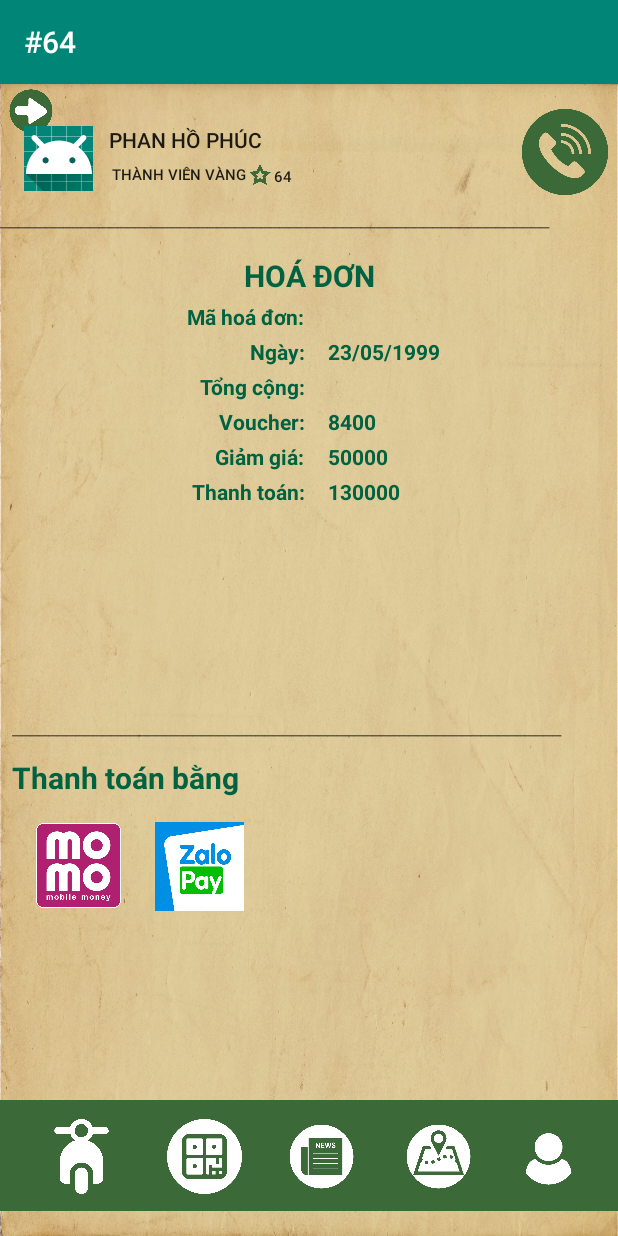
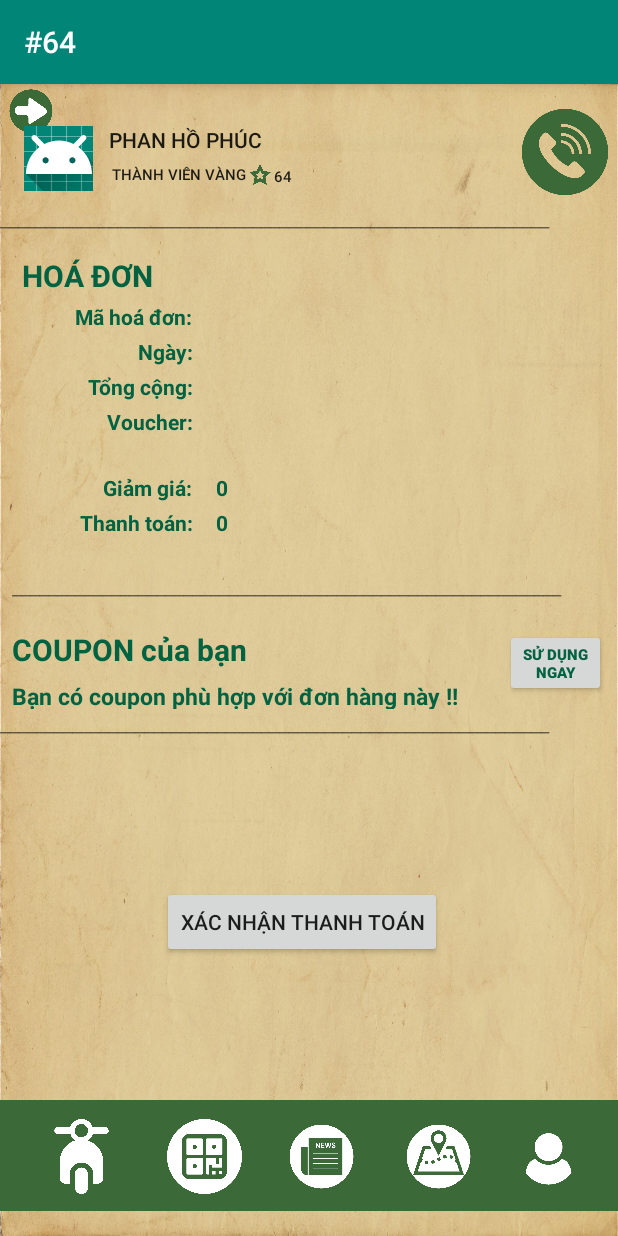
Before and after one commit to khuongvo2305/Group64App, an Android app: the Bill_n_pay screen opened directly, with no data from a screen before it, on a phone screen of 412 x 824 dp. Run offline under Robolectric (Android 15) with nearby library versions, the phone set to English and light mode, and no system bars; our stand-ins replace Firebase (no records; nobody signed in at launch, a user with empty details on screens opened directly); 3 statements that could not run were skipped.

Commit message:
UseVoucher

```diff
--- a/app/src/main/java/com/example/myapplication/Bill_n_pay.java
+++ b/app/src/main/java/com/example/myapplication/Bill_n_pay.java
@@ -1,37 +1,95 @@
 package com.example.myapplication;
 
+import android.app.Activity;
 import android.content.Intent;
+import android.os.Bundle;
 import android.support.v7.app.AppCompatActivity;
-import android.os.Bundle;
 import android.view.View;
+import android.widget.Button;
 import android.widget.ImageButton;
 import android.widget.TextView;
 
+import com.google.firebase.database.DatabaseReference;
+import com.google.firebase.database.FirebaseDatabase;
+
+
 public class Bill_n_pay extends AppCompatActivity {
+    private Button useVoucherBtn, xacnhanBtn;
     ImageButton BtnHome, BtnOrder,BtnMap,BtnStore,BtnAccount;
+    private DatabaseReference mdata;
     @Override
     protected void onCreate(Bundle savedInstanceState) {
         super.onCreate(savedInstanceState);
         setContentView(R.layout.bill_n_pay);
-        String ID = getIntent().getStringExtra("ID");
-        int billAmount = getIntent().getIntExtra("billAmount",0);
-        String dateString = getIntent().getStringExtra("dateString");
-        int value = getIntent().getIntExtra("value",0);
-        int percentage = getIntent().getIntExtra("percentage",0);
+        Intent intent = getIntent();
+        final String IDUser = getIntent().getStringExtra("IDUser");
+        final String BillId = getIntent().getStringExtra("IDBill");
+        final String IDVoucher = getIntent().getStringExtra("VoucherID");
+        final String date = getIntent().getStringExtra("date");
+        String Percen = getIntent().getStringExtra("Percen");
+        final String BillAmount = getIntent().getStringExtra("billAmount");
+        String Value = getIntent().getStringExtra("Value");
+        String DetailVoucher = getIntent().getStringExtra("Detail");
 
-        TextView txtMabill = (TextView) findViewById(R.id.txtMabill);
-        txtMabill.setText(ID);
-        TextView txtTongbill = (TextView) findViewById(R.id.txtTongbill);
-        txtTongbill.setText(billAmount);
-        TextView txtNgayinbill = (TextView) findViewById(R.id.txtNgayinbill);
-        txtTongbill.setText(dateString);
         int giamgia,thanhtoan;
-        giamgia = value + percentage*billAmount;
-        thanhtoan = billAmount - giamgia;
-        TextView txtTongbill3 = (TextView) findViewById(R.id.txtTongbill3);
-        txtTongbill3.setText(giamgia);
-        TextView txtTongbill5 = (TextView) findViewById(R.id.txtTongbill5);
-        txtTongbill5.setText(thanhtoan);
+        float percentage = Float.parseFloat(Percen);
+        float value = Float.parseFloat(Value);
+        float billAmount = Float.parseFloat(BillAmount);
+
+        giamgia = (int) (value + percentage*billAmount);
+        String GiamGiaview = String.valueOf(giamgia);
+
+        thanhtoan = (int)(billAmount - giamgia);
+        String Thanhtoanview =String.valueOf(thanhtoan);
+        TextView valueView = (TextView) findViewById(R.id.txtMabill);
+        valueView.setText(BillId);
+        TextView GiamGiaView = (TextView) findViewById(R.id.txtTongbill3);
+        GiamGiaView.setText(GiamGiaview);
+        TextView ThanhToanView = (TextView) findViewById(R.id.txtTongbill5);
+        ThanhToanView.setText(Thanhtoanview);
+        TextView TongBillView = (TextView) findViewById(R.id.txtTongbill);
+        TongBillView.setText(BillAmount);
+        TextView NgayInBillView = (TextView) findViewById(R.id.txtNgayinbill);
+        NgayInBillView.setText(date);
+        TextView DetailVoucherView = (TextView) findViewById(R.id.txtTongbill2);
+        DetailVoucherView.setText(DetailVoucher);
+        xacnhanBtn = (Button) findViewById(R.id.xacnhan) ;
+        xacnhanBtn.setOnClickListener(new View.OnClickListener() {
+            @Override
+            public void onClick(View v) {
+                Intent xacnhan_intent = new Intent(Bill_n_pay.this, ScanActivity.class);
+                TextView mahoadon = (TextView) findViewById(R.id.txtMabill);
+                TextView ngay = (TextView) findViewById(R.id.txtNgayinbill);
+                TextView tongcong = (TextView) findViewById(R.id.txtTongbill);
+                TextView voucher = (TextView) findViewById(R.id.txtTongbill2);
+                TextView giamgia = (TextView) findViewById(R.id.txtTongbill3);
+                TextView thanhtoan = (TextView) findViewById(R.id.txtTongbill5);
+                Float point = Float.parseFloat(tongcong.getText().toString())/10000;
+                String Point = String.valueOf(point);
+                mdata = FirebaseDatabase.getInstance().getReference();
+                mdata.child("unpaidbill").child("billid").setValue(mahoadon.getText().toString());
+                mdata.child("unpaidbill").child("billamount").setValue(tongcong.getText().toString());
+                mdata.child("unpaidbill").child("billtotal").setValue(thanhtoan.getText().toString());
+                mdata.child("unpaidbill").child("customerid").setValue(IDUser);
+                mdata.child("unpaidbill").child("date").setValue(ngay.getText().toString());
+                mdata.child("unpaidbill").child("point").setValue(Point);
+                mdata.child("unpaidbill").child("state").setValue("1");
+                mdata.child("unpaidbill").child("voucherid").setValue(IDVoucher);
+                startActivity(xacnhan_intent);
+            }
+        });
+        useVoucherBtn = (Button) findViewById(R.id.useVoucherBtn);
+        useVoucherBtn.setOnClickListener(new View.OnClickListener() {
+            @Override
+            public void onClick(View view) {
+                Intent voucher_intent = new Intent(Bill_n_pay.this, ListVoucher.class);
+                voucher_intent.putExtra("IDUser", IDUser);
+                voucher_intent.putExtra("billAmount",BillAmount);
+                voucher_intent.putExtra("date", date);
+                voucher_intent.putExtra("IDBill", BillId);
+                startActivity(voucher_intent);
+            }
+        });
         BtnAccount = (ImageButton) findViewById(R.id.imageButton19) ;
         BtnAccount.setOnClickListener(new View.OnClickListener() {
             @Override
@@ -65,4 +123,5 @@ public class Bill_n_pay extends AppCompatActivity {
             }
         });
     }
+
 }
--- a/app/src/main/java/com/example/myapplication/LienHe.java
+++ b/app/src/main/java/com/example/myapplication/LienHe.java
@@ -5,6 +5,8 @@ import android.os.Bundle;
 import android.support.v7.app.AppCompatActivity;
 import android.view.View;
 import android.widget.ImageButton;
+
+import java.util.Date;
 
 public class LienHe extends AppCompatActivity {
     ImageButton BtnHome, BtnOrder,BtnMap,BtnStore,BtnAccount;
--- a/app/src/main/res/layout/bill_n_pay.xml
+++ b/app/src/main/res/layout/bill_n_pay.xml
@@ -106,51 +106,61 @@
         android:id="@+id/textView6"
         android:layout_width="457dp"
         android:layout_height="30dp"
+        android:text="_____________________________________________________________"
+        app:layout_constraintStart_toStartOf="parent"
+        app:layout_constraintTop_toBottomOf="@+id/textView14" />
+
+    <TextView
+        android:id="@+id/textView7"
+        android:layout_width="457dp"
+        android:layout_height="30dp"
         android:layout_marginStart="8dp"
         android:layout_marginLeft="8dp"
-        android:layout_marginTop="108dp"
         android:text="_____________________________________________________________"
         app:layout_constraintStart_toStartOf="parent"
         app:layout_constraintTop_toBottomOf="@+id/linearLayout" />
 
     <TextView
-        android:id="@+id/textView15"
+        android:id="@+id/textView13"
         android:layout_width="wrap_content"
-        android:layout_height="31dp"
+        android:layout_height="26dp"
         android:layout_marginStart="8dp"
         android:layout_marginLeft="8dp"
-        android:text="Thanh toán bằng"
+        android:layout_marginTop="8dp"
+        android:text="COUPON của bạn "
         android:textColor="#006241"
         android:textSize="20sp"
         android:textStyle="bold"
         app:layout_constraintStart_toStartOf="parent"
-        app:layout_constraintTop_toBottomOf="@+id/textView6" />
+        app:layout_constraintTop_toBottomOf="@+id/textView7" />
 
-    <ImageButton
-        android:id="@+id/imageButton7"
-        android:layout_width="72dp"
-        android:layout_height="58dp"
-        android:layout_marginStart="16dp"
-        android:layout_marginLeft="16dp"
-        android:layout_marginTop="12dp"
-        android:background="@null"
-        android:scaleType="centerInside"
+    <TextView
+        android:id="@+id/textView14"
+        android:layout_width="wrap_content"
+        android:layout_height="19dp"
+        android:layout_marginStart="8dp"
+        android:layout_marginLeft="8dp"
+        android:layout_marginTop="8dp"
+        android:text="Bạn có coupon phù hợp với đơn hàng này !! "
+        android:textColor="#006241"
+        android:textSize="15sp"
+        android:textStyle="bold"
         app:layout_constraintStart_toStartOf="parent"
-        app:layout_constraintTop_toBottomOf="@+id/textView15"
-        app:srcCompat="@drawable/momo_store" />
+        app:layout_constraintTop_toBottomOf="@+id/textView13" />
 
-    <ImageButton
-        android:id="@+id/imageButton10"
-        android:layout_width="65dp"
-        android:layout_height="59dp"
-        android:layout_marginStart="12dp"
-        android:layout_marginLeft="12dp"
-        android:layout_marginTop="12dp"
-        android:background="@null"
-        android:scaleType="centerInside"
-        app:layout_constraintStart_toEndOf="@+id/imageButton7"
-        app:layout_constraintTop_toBottomOf="@+id/textView15"
-        app:srcCompat="@drawable/zalopay_store" />
+    <Button
+        android:id="@+id/useVoucherBtn"
+        android:layout_width="67dp"
+        android:layout_height="45dp"
+        android:layout_marginTop="8dp"
+        android:layout_marginEnd="8dp"
+        android:layout_marginRight="8dp"
+        android:text="Sử dụng ngay"
+        android:textSize="10sp"
+        android:textColor="#006241"
+        android:textStyle="bold"
+        app:layout_constraintEnd_toEndOf="parent"
+        app:layout_constraintTop_toBottomOf="@+id/textView7" />
 
     <ImageView
         android:id="@+id/imageView2"
@@ -232,7 +242,7 @@
     <TextView
         android:id="@+id/textView16"
         android:layout_width="wrap_content"
-        android:layout_height="wrap_content"
+        android:layout_height="0dp"
         android:layout_marginStart="8dp"
         android:layout_marginLeft="8dp"
         android:layout_marginTop="4dp"
@@ -243,6 +253,7 @@
         android:textSize="20sp"
         android:textStyle="bold"
         app:layout_constraintEnd_toEndOf="parent"
+        app:layout_constraintHorizontal_bias="0.022"
         app:layout_constraintStart_toStartOf="parent"
         app:layout_constraintTop_toBottomOf="@+id/textView5" />
 
@@ -251,7 +262,7 @@
         android:layout_width="0dp"
         android:layout_height="0dp"
         android:layout_marginStart="8dp"
-        android:layout_marginLeft="8dp"
+        android:layout_marginLeft="100dp"
 
 
         android:orientation="vertical"
@@ -317,7 +328,7 @@
         <TextView
             android:id="@+id/textView28"
             android:layout_width="match_parent"
-            android:layout_height="wrap_content"
+            android:layout_height="40dp"
             android:layout_marginStart="8dp"
             android:layout_marginLeft="8dp"
             android:layout_marginTop="4dp"
@@ -372,8 +383,8 @@
 
     <LinearLayout
         android:id="@+id/linearLayout2"
-        android:layout_width="193dp"
-        android:layout_height="169dp"
+        android:layout_width="268dp"
+        android:layout_height="184dp"
         android:layout_marginEnd="8dp"
         android:layout_marginRight="8dp"
         android:orientation="vertical"
@@ -435,13 +446,13 @@
         <TextView
             android:id="@+id/txtTongbill2"
             android:layout_width="match_parent"
-            android:layout_height="wrap_content"
+            android:layout_height="40dp"
             android:layout_marginStart="8dp"
             android:layout_marginLeft="8dp"
             android:layout_marginTop="4dp"
             android:layout_marginEnd="8dp"
             android:layout_marginRight="8dp"
-            android:text="@string/mavoucher"
+            android:text="không"
             android:textColor="#006241"
             android:textSize="14sp"
             android:textStyle="bold"
@@ -458,7 +469,7 @@
             android:layout_marginTop="4dp"
             android:layout_marginEnd="8dp"
             android:layout_marginRight="8dp"
-            android:text="@string/tienvoucher"
+            android:text="0"
             android:textColor="#006241"
             android:textSize="14sp"
             android:textStyle="bold"
@@ -475,13 +486,25 @@
             android:layout_marginTop="4dp"
             android:layout_marginEnd="8dp"
             android:layout_marginRight="8dp"
-            android:text="@string/thanhtoan"
+            android:text="@string/tongtienbill"
             android:textColor="#006241"
             android:textSize="14sp"
             android:textStyle="bold"
             app:layout_constraintEnd_toEndOf="parent"
             app:layout_constraintStart_toStartOf="parent"
             app:layout_constraintTop_toBottomOf="@+id/textView5" />
+
     </LinearLayout>
 
+    <Button
+        android:id="@+id/xacnhan"
+        android:layout_width="wrap_content"
+        android:layout_height="wrap_content"
+        android:layout_marginStart="108dp"
+        android:layout_marginLeft="108dp"
+        android:layout_marginTop="88dp"
+        android:text="Xác nhận thanh toán"
+        app:layout_constraintStart_toStartOf="parent"
+        app:layout_constraintTop_toBottomOf="@+id/textView6" />
+
 </android.support.constraint.ConstraintLayout>
```
Also changed, not shown: app/build.gradle (+6 -1 lines), app/src/main/java/com/example/myapplication/Bill_n_voucher.java (+41 -13 lines), app/src/main/java/com/example/myapplication/ListVoucher.java (+121 -4 lines), app/src/main/java/com/example/myapplication/MainActivity.java (+4 -3 lines), app/src/main/res/layout/activity_list_voucher.xml (+31 -9 lines), app/src/main/res/layout/bill_pickvoucher.xml (+14 -42 lines), 1 other file.
